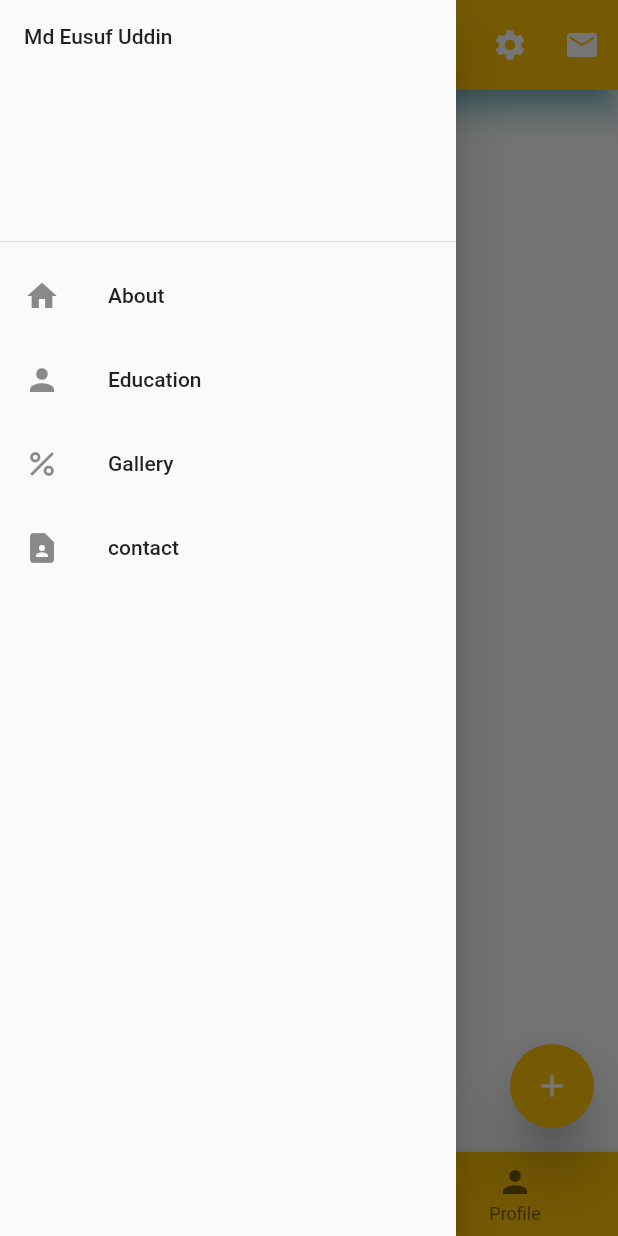
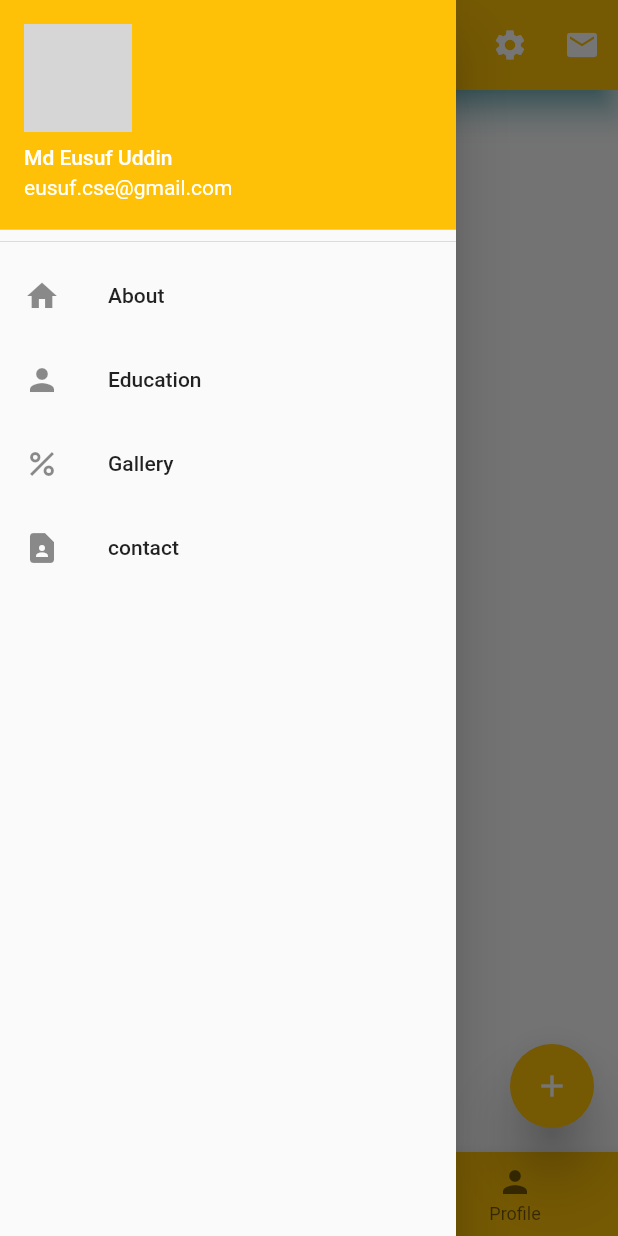
Before and after one commit to EusufUddin8926/test_project, a Flutter app: the screen it shows after launch, with the side drawer open, on a phone screen of 412 x 824 dp. Run offline on Flutter 3.47's test engine with Material 2 defaults, Android fonts, the phone set to English and light mode, and no system bars; network calls fail; grey boxes are pictures that could not be loaded.

Commit message:
Add drawer header decoration

```diff
--- a/lib/main.dart
+++ b/lib/main.dart
@@ -92,7 +92,14 @@ class HomeScreen extends StatelessWidget {
       drawer: Drawer(
         child: ListView(
           children: [
-            DrawerHeader(child: Text("Md Eusuf Uddin")),
+            DrawerHeader(
+              padding: EdgeInsets.all(0),
+                child: UserAccountsDrawerHeader(
+              decoration: BoxDecoration(color: Colors.amber),
+              accountName: Text("Md Eusuf Uddin"),
+              accountEmail: Text("eusuf.cse@gmail.com"),
+                  currentAccountPicture: Image.network("https://static-00.iconduck.com/assets.00/flutter-icon-826x1024-6zc4ptzd.png"),
+            )),
             ListTile(
               title: Text("About"),
               leading: Icon(Icons.home),
```
